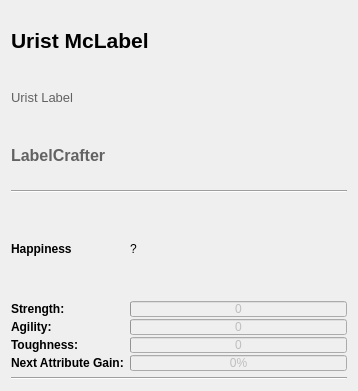
First picture: the form in ui/dwarfdetailswidget.ui, repository Dwarf-Therapist/Dwarf-Therapist, before the edit.
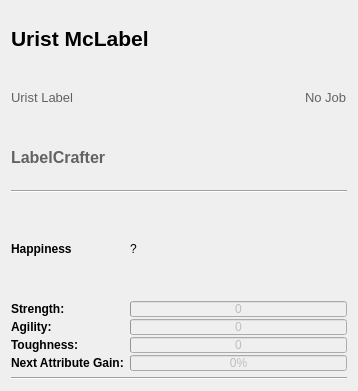
Second picture: the form after the edit.

Commit message: * Finally got around to figuring out a dwarf's current job. (issue 9) But I'm currently only showing their current job in the details widget. I will expand issue 9 to make a new column type for idlers and a new group by "current job"  * Offsets for current job only testing in 40d16 so far.

Patch:
```diff
--- a/ui/dwarfdetailswidget.ui
+++ b/ui/dwarfdetailswidget.ui
@@ -15,10 +15,7 @@
   </property>
   <layout class="QVBoxLayout" name="vbox_main">
    <item>
-    <layout class="QVBoxLayout" name="vbox_text">
-     <property name="spacing">
-      <number>0</number>
-     </property>
+    <layout class="QVBoxLayout" name="verticalLayout">
      <item>
       <widget class="QLabel" name="lbl_dwarf_name">
        <property name="font">
@@ -35,6 +32,8 @@
       </widget>
      </item>
      <item>
+      <layout class="QHBoxLayout" name="horizontalLayout">
+       <item>
       <widget class="QLabel" name="lbl_translated_name">
        <property name="palette">
         <palette>
@@ -91,6 +90,79 @@
         <number>0</number>
        </property>
       </widget>
+       </item>
+       <item>
+        <spacer name="horizontalSpacer">
+         <property name="orientation">
+          <enum>Qt::Horizontal</enum>
+         </property>
+         <property name="sizeHint" stdset="0">
+          <size>
+           <width>40</width>
+           <height>20</height>
+          </size>
+         </property>
+        </spacer>
+       </item>
+       <item>
+        <widget class="QLabel" name="lbl_current_job">
+         <property name="palette">
+          <palette>
+           <active>
+            <colorrole role="WindowText">
+             <brush brushstyle="SolidPattern">
+              <color alpha="255">
+               <red>98</red>
+               <green>98</green>
+               <blue>98</blue>
+              </color>
+             </brush>
+            </colorrole>
+           </active>
+           <inactive>
+            <colorrole role="WindowText">
+             <brush brushstyle="SolidPattern">
+              <color alpha="255">
+               <red>98</red>
+               <green>98</green>
+               <blue>98</blue>
+              </color>
+             </brush>
+            </colorrole>
+           </inactive>
+           <disabled>
+            <colorrole role="WindowText">
+             <brush brushstyle="SolidPattern">
+              <color alpha="255">
+               <red>120</red>
+               <green>120</green>
+               <blue>120</blue>
+              </color>
+             </brush>
+            </colorrole>
+           </disabled>
+          </palette>
+         </property>
+         <property name="font">
+          <font>
+           <family>Segoe UI</family>
+           <pointsize>10</pointsize>
+           <weight>50</weight>
+           <bold>false</bold>
+          </font>
+         </property>
+         <property name="text">
+          <string>No Job</string>
+         </property>
+         <property name="margin">
+          <number>0</number>
+         </property>
+         <property name="indent">
+          <number>0</number>
+         </property>
+        </widget>
+       </item>
+      </layout>
      </item>
      <item>
       <widget class="QLabel" name="lbl_profession">
```
Lines whose indentation alone changed are shown as unchanged. The commit also changes 9 other files.
